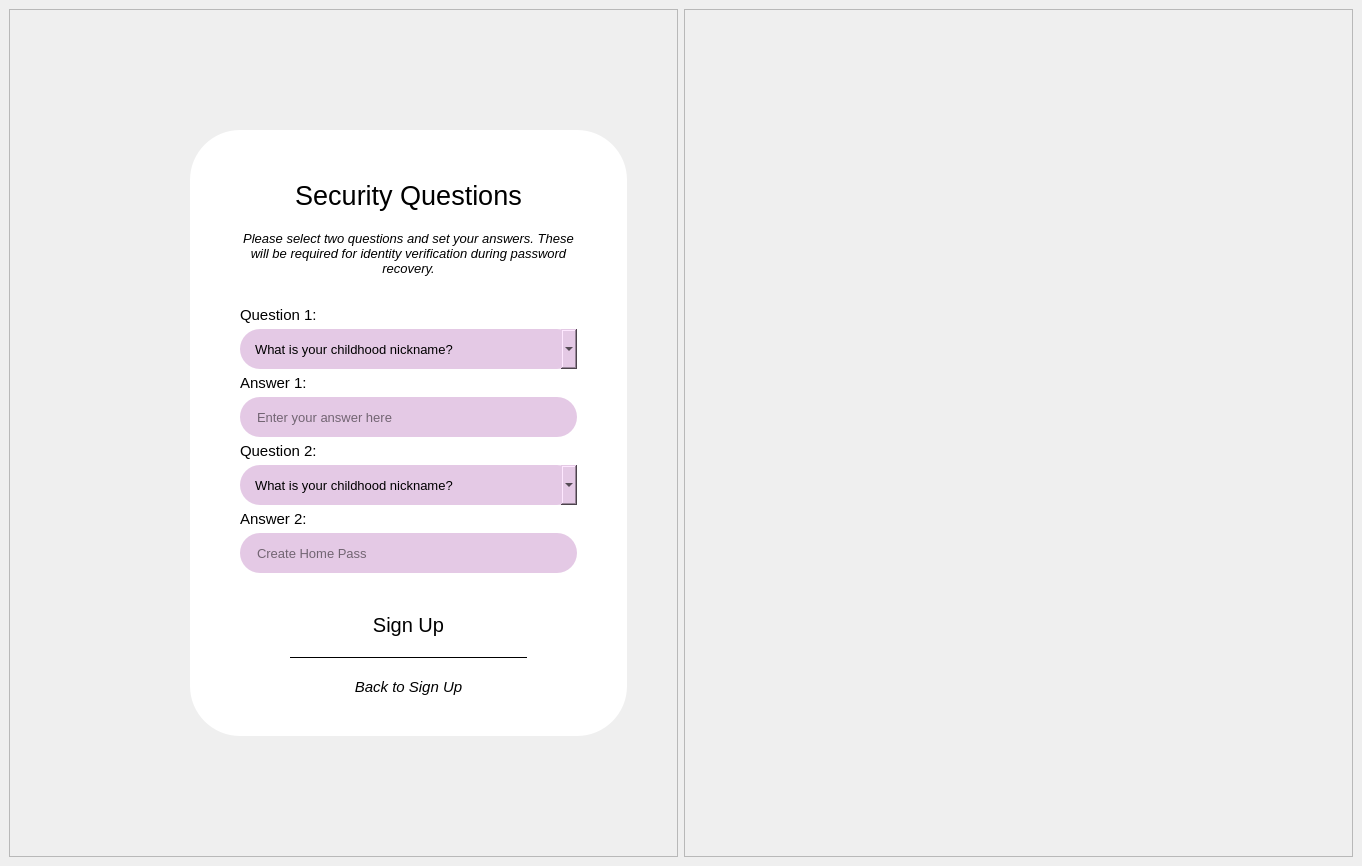
Qt form ui/signup.ui (alexskh5/ENTRYSAFE) before a commit.
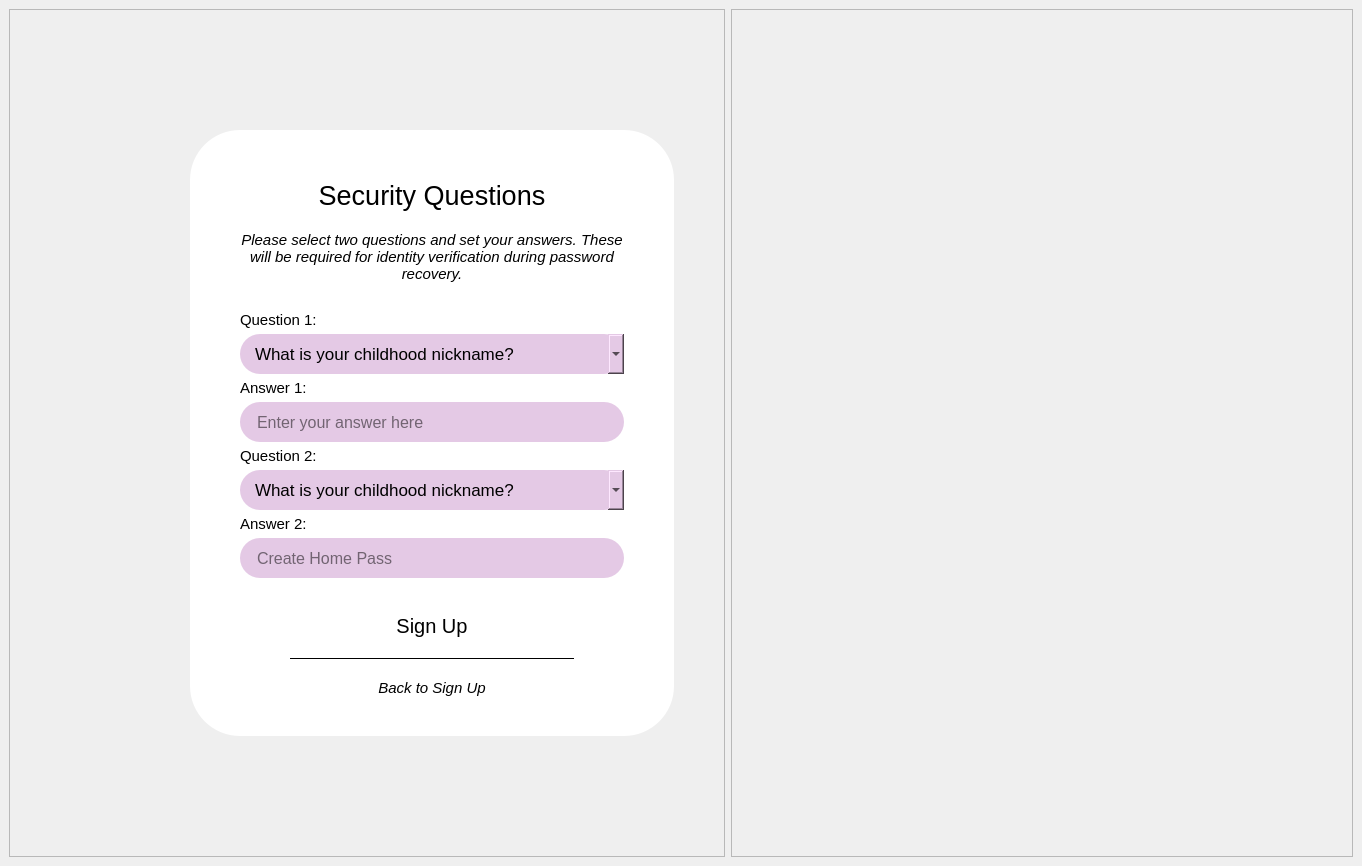
The same form after that commit. The open tabs and pages were chosen to show the change. Icons and pictures are not drawn.

Patch:
```diff
--- a/ui/signup.ui
+++ b/ui/signup.ui
@@ -577,7 +577,7 @@
                    </property>
                    <property name="font">
                     <font>
-                     <pointsize>10</pointsize>
+                     <pointsize>11</pointsize>
                      <italic>true</italic>
                     </font>
                    </property>
@@ -660,7 +660,7 @@
                    </property>
                    <property name="font">
                     <font>
-                     <pointsize>10</pointsize>
+                     <pointsize>13</pointsize>
                     </font>
                    </property>
                    <property name="styleSheet">
@@ -745,7 +745,7 @@
                    </property>
                    <property name="font">
                     <font>
-                     <pointsize>10</pointsize>
+                     <pointsize>12</pointsize>
                      <bold>false</bold>
                     </font>
                    </property>
@@ -791,7 +791,7 @@
                    </property>
                    <property name="font">
                     <font>
-                     <pointsize>10</pointsize>
+                     <pointsize>13</pointsize>
                     </font>
                    </property>
                    <property name="styleSheet">
@@ -876,7 +876,7 @@
                    </property>
                    <property name="font">
                     <font>
-                     <pointsize>10</pointsize>
+                     <pointsize>12</pointsize>
                     </font>
                    </property>
                    <property name="styleSheet">
@@ -957,6 +957,11 @@
                      <italic>false</italic>
                     </font>
                    </property>
+                   <property name="styleSheet">
+                    <string notr="true">QPushButton:hover {
+    color: #8b2fdb;
+}</string>
+                   </property>
                    <property name="text">
                     <string>Sign Up</string>
                    </property>
@@ -981,6 +986,11 @@
                      <italic>true</italic>
                     </font>
                    </property>
+                   <property name="styleSheet">
+                    <string notr="true">QPushButton:hover {
+    color: #8b2fdb;
+}</string>
+                   </property>
                    <property name="text">
                     <string>Back to Sign Up</string>
                    </property>
```
Left out of the diff: 102 changed lines with no effect on the pictures.
